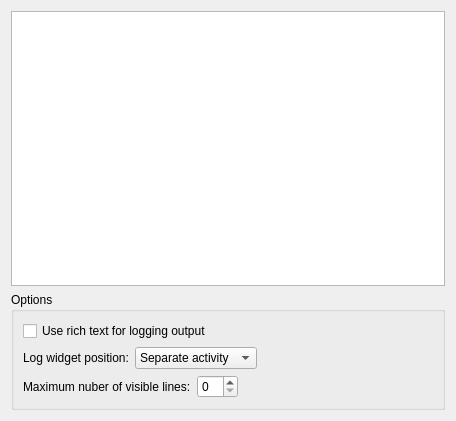
The window that plugins/logviewer/logprefwidget.ui (KDE/ktorrent) describes before a commit, drawn with Qt 5.
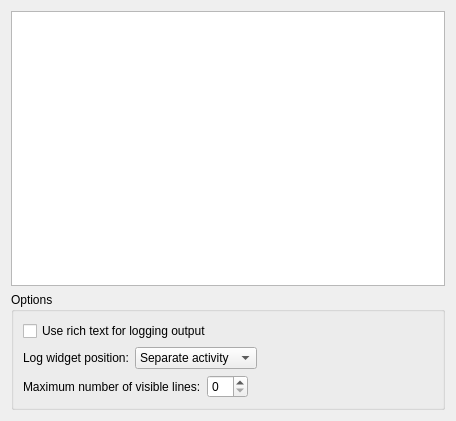
The same window after the commit. Custom widgets are drawn as their Qt base class.

Patch:
```diff
--- a/plugins/logviewer/logprefwidget.ui
+++ b/plugins/logviewer/logprefwidget.ui
@@ -104,7 +104,7 @@
         <item>
          <widget class="QLabel" name="label_2">
           <property name="text">
-           <string>Maximum nuber of visible lines:</string>
+           <string>Maximum number of visible lines:</string>
           </property>
          </widget>
         </item>
```
